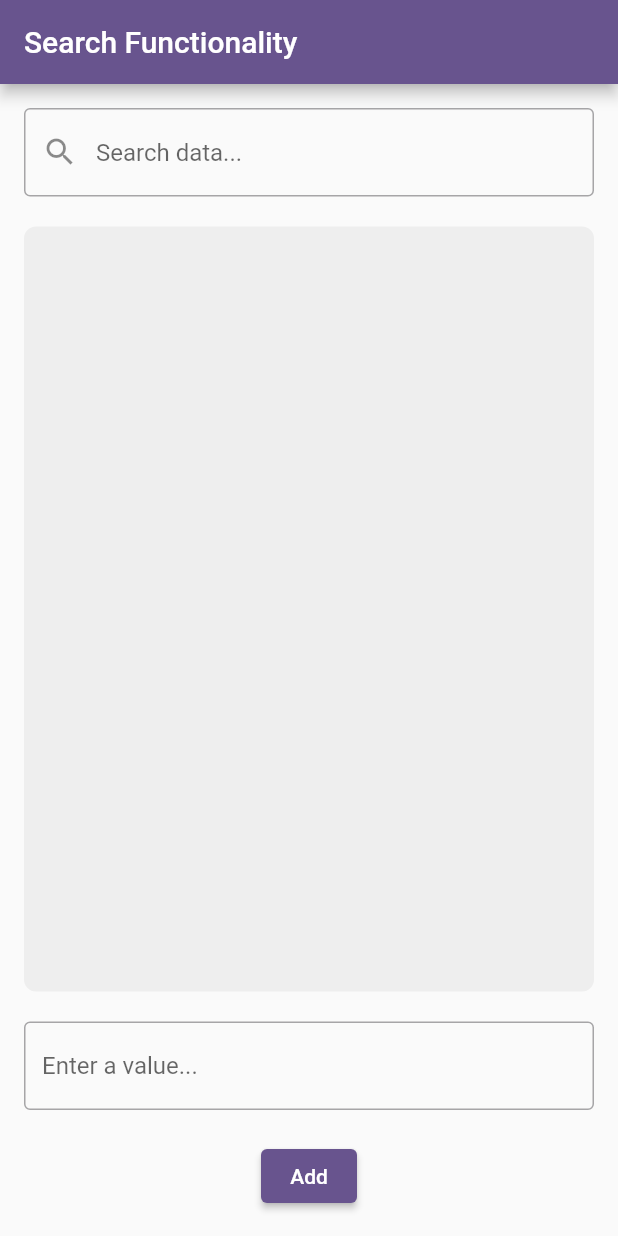
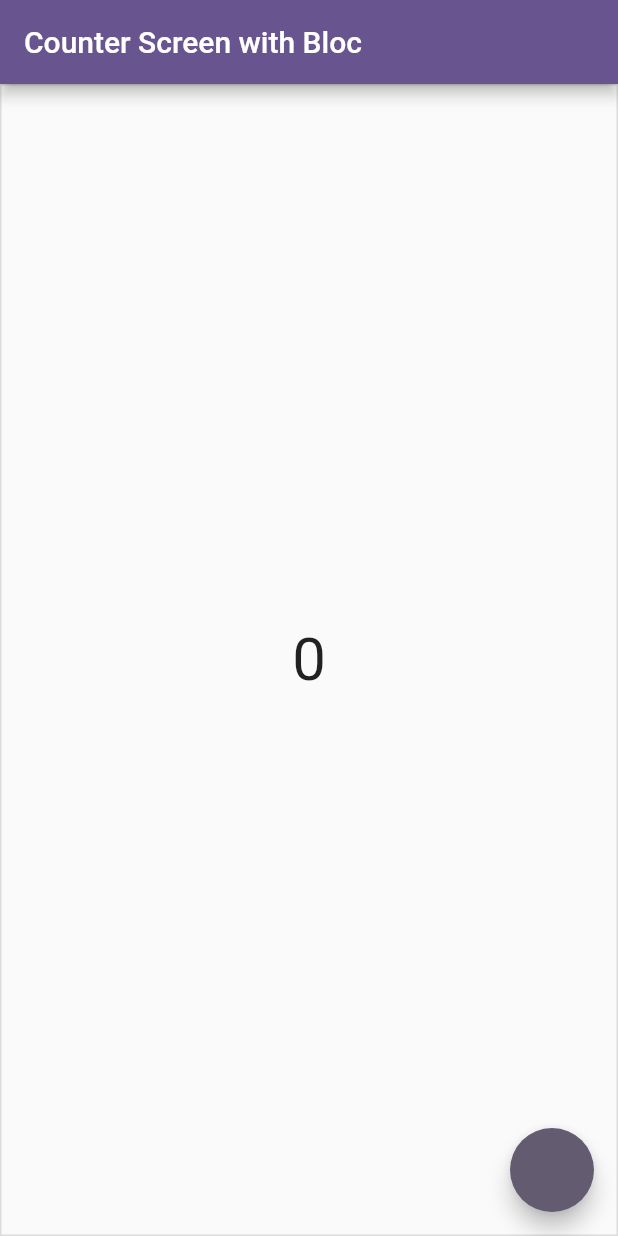
Before and after one commit to Wasiq0123/List-Operations, a Flutter app: the screen it shows after launch, on a phone screen of 412 x 824 dp. Run offline on Flutter 3.47's test engine with Material 3 defaults, Android fonts, the phone set to English and light mode, and no system bars; our stand-ins replace bloc, equatable, flutter_bloc, get.

Commit message:
Key differec different state mamangemnt with counter App

```diff
--- /dev/null
+++ b/lib/counter/bloc_counter/bloc/counter_bloc.dart
@@ -0,0 +1,11 @@
+import 'package:bloc/bloc.dart';
+import 'package:list_topic/counter/bloc_counter/bloc/counter_event.dart';
+import 'package:list_topic/counter/bloc_counter/bloc/counter_state.dart';
+
+class CounterBloc extends Bloc<CounterEvent, CounterState> {
+  CounterBloc() : super(CounterState(0)) {
+    on<CounterIncrementEvent>((event, emit) {
+      emit(CounterState(state.counter + 1));
+    });
+  }
+}
--- /dev/null
+++ b/lib/counter/bloc_counter/bloc/counter_event.dart
@@ -0,0 +1,11 @@
+import 'package:equatable/equatable.dart';
+
+abstract class CounterEvent extends Equatable {
+  List<Object?> get props => [];
+}
+
+class CounterIncrementEvent extends CounterEvent {
+  // TODO: implement props
+}
+
+class ClassNameDecrementEvent extends CounterEvent {}
--- /dev/null
+++ b/lib/counter/bloc_counter/bloc/counter_state.dart
@@ -0,0 +1,8 @@
+import 'package:equatable/equatable.dart';
+
+class CounterState extends Equatable {
+  final int counter;
+  CounterState(this.counter);
+  @override
+  List<Object?> get props => [counter];
+}
--- /dev/null
+++ b/lib/counter/bloc_counter/counter_with_bloc.dart
@@ -0,0 +1,37 @@
+import 'package:flutter/material.dart';
+import 'package:flutter_bloc/flutter_bloc.dart';
+import 'package:list_topic/counter/bloc_counter/bloc/counter_bloc.dart';
+import 'package:list_topic/counter/bloc_counter/bloc/counter_event.dart';
+import 'package:list_topic/counter/bloc_counter/bloc/counter_state.dart';
+
+class CounterSCreenwithBloc extends StatelessWidget {
+  const CounterSCreenwithBloc({super.key});
+  @override
+  Widget build(BuildContext context) {
+    return Scaffold(
+      floatingActionButton: FloatingActionButton(onPressed: () {
+        context.read<CounterBloc>().add(CounterIncrementEvent());
+      }),
+      appBar: AppBar(
+        title: Text('Counter Screen with Bloc'),
+      ),
+      body: BlocBuilder<CounterBloc, CounterState>(
+        builder: (context, state) {
+          return Container(
+            decoration:
+                BoxDecoration(border: Border.all(color: Colors.black12)),
+            child: Column(
+              mainAxisAlignment: MainAxisAlignment.center,
+              crossAxisAlignment: CrossAxisAlignment.center,
+              children: [
+                Center(
+                    child: Text('${state.counter}',
+                        style: TextStyle(fontSize: 40)))
+              ],
+            ),
+          );
+        },
+      ),
+    );
+  }
+}
--- /dev/null
+++ b/lib/counter/getx_counter/counter_controoler.dart
@@ -0,0 +1,10 @@
+import 'package:get/get.dart';
+
+class CounterControoler extends GetxController {
+//---------Getx Follwed by Make sure variavble are abservble ----------//
+  var counter = 0.obs;
+
+  void icrement() {
+    counter++;
+  }
+}
--- a/lib/main.dart
+++ b/lib/main.dart
@@ -1,8 +1,8 @@
 import 'package:flutter/material.dart';
-import 'package:list_topic/example2.dart';
-import 'package:list_topic/exmaple3.dart';
-import 'package:list_topic/home_screen.dart';
-import 'package:list_topic/search_functionality.dart';
+import 'package:flutter_bloc/flutter_bloc.dart';
+import 'package:list_topic/counter/bloc_counter/bloc/counter_bloc.dart';
+import 'package:list_topic/counter/bloc_counter/counter_with_bloc.dart';
+import 'package:list_topic/counter/getx_counter/counter_screen_with_getx.dart';
 
 void main() {
   runApp(const MyApp());
@@ -14,28 +14,16 @@ class MyApp extends StatelessWidget {
   // This widget is the root of your application.
   @override
   Widget build(BuildContext context) {
-    return MaterialApp(
-      title: 'Flutter Demo',
-      theme: ThemeData(
-        // This is the theme of your application.
-        //
-        // TRY THIS: Try running your application with "flutter run". You'll see
-        // the application has a purple toolbar. Then, without quitting the app,
-        // try changing the seedColor in the colorScheme below to Colors.green
-        // and then invoke "hot reload" (save your changes or press the "hot
-        // reload" button in a Flutter-supported IDE, or press "r" if you used
-        // the command line to start the app).
-        //
-        // Notice that the counter didn't reset back to zero; the application
-        // state is not lost during the reload. To reset the state, use hot
-        // restart instead.
-        //
-        // This works for code too, not just values: Most code changes can be
-        // tested with just a hot reload.
-        colorScheme: ColorScheme.fromSeed(seedColor: Colors.deepPurple),
-        useMaterial3: false,
+    return BlocProvider(
+      create: (context) => CounterBloc(),
+      child: MaterialApp(
+        title: 'Flutter Demo',
+        theme: ThemeData(
+          colorScheme: ColorScheme.fromSeed(seedColor: Colors.deepPurple),
+          useMaterial3: false,
+        ),
+        home: CounterSCreenwithBloc(),
       ),
-      home: SearchFunctionality(),
     );
   }
 }
--- a/pubspec.yaml
+++ b/pubspec.yaml
@@ -35,6 +35,10 @@ dependencies:
   # Use with the CupertinoIcons class for iOS style icons.
   cupertino_icons: ^1.0.8
   http: ^1.3.0
+  get: ^4.7.2
+  bloc: ^9.0.0
+  flutter_bloc: ^9.1.1
+  equatable: ^2.0.7
 
 dev_dependencies:
   flutter_test:
```
Also changed, not shown: lib/counter/getx_counter/counter_screen_with_getx.dart (added, +32 -0 lines), lib/counter/simple_counter/counter screen.dart (added, +44 -0 lines), lib/example4.dart (deleted, +0 -19 lines), lib/fetch_apis.dart (added, +97 -0 lines), lib/model/apis_model.dart (added, +24 -0 lines), lib/paginations_example.dart (added, +100 -0 lines), lib/search_functionality.dart (+5 -5 lines), lib/apis_example.dart (deleted), pubspec.lock.
